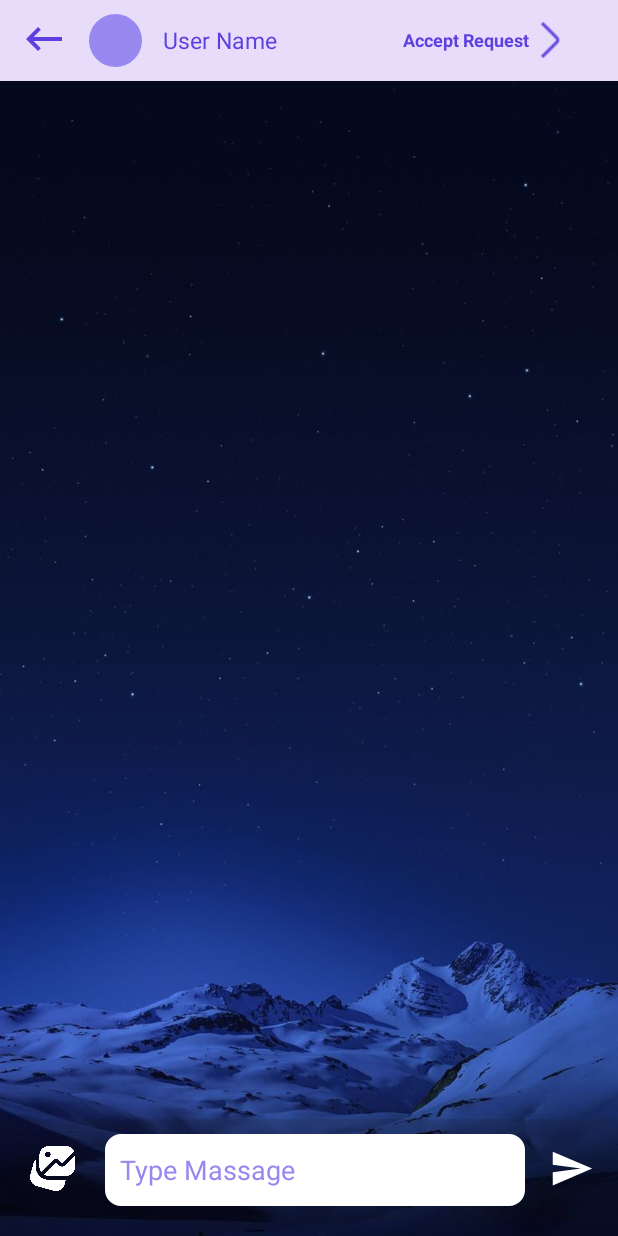
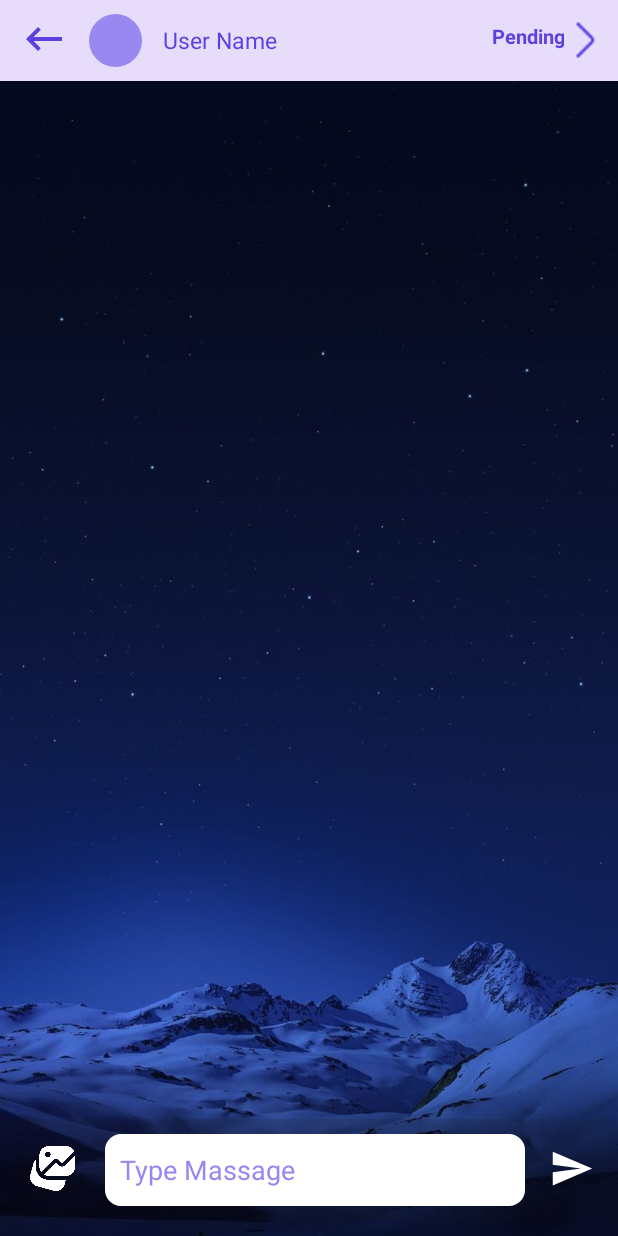
Before and after one commit to anil-s-yadav/Home-Rental, an Android app: the ChatScreen screen opened directly, with no data from a screen before it, on a phone screen of 412 x 824 dp. Run offline under Robolectric (Android 15) with nearby library versions, the phone set to English and light mode, and no system bars; our stand-ins replace Firebase (no records; nobody signed in at launch, a user with empty details on screens opened directly), Picasso; pictures from the network do not load; 1 statement that could not run was skipped.

Commit message:
rend request nd accept final

```diff
--- a/app/src/main/java/com/legendarysoftwares/homerental/ChatScreen.java
+++ b/app/src/main/java/com/legendarysoftwares/homerental/ChatScreen.java
@@ -4,11 +4,10 @@ import androidx.annotation.NonNull;
 import androidx.appcompat.app.AppCompatActivity;
 
 import android.os.Bundle;
+import android.util.Log;
 import android.view.View;
-import android.widget.Button;
 import android.widget.EditText;
 import android.widget.ImageView;
-import android.widget.LinearLayout;
 import android.widget.TextView;
 // ChatScreen.java
 
@@ -29,7 +28,6 @@ import com.google.firebase.database.DatabaseError;
 import com.google.firebase.database.DatabaseReference;
 import com.google.firebase.database.FirebaseDatabase;
 import com.google.firebase.database.ValueEventListener;
-import com.google.firebase.firestore.auth.User;
 import com.squareup.picasso.Picasso;
 
 import java.util.ArrayList;
@@ -38,8 +36,7 @@ import java.util.Date;
 public class ChatScreen extends AppCompatActivity {
 
     private EditText typedMassage;
-    String  reciverUid,receiverName,SenderUID,propertyID;
-    FirebaseDatabase database;
+    String  reciverUid,receiverName,SenderUID,PropertyID;
     FirebaseAuth firebaseAuth;
     public  static String senderImg;
     public  static String receiverPhotoUrl;
@@ -59,47 +56,26 @@ public class ChatScreen extends AppCompatActivity {
         typedMassage = findViewById(R.id.editText_typed_massage); // were type the msg edit text view
         ImageView sendMassageBtn = findViewById(R.id.imageView_send_msg); // button to send the massage
 
-        /*if (getIntent().hasExtra("sourceActivity")) {
-            String sourceActivity = getIntent().getStringExtra("sourceActivity");
-            // Now I know from which activity the intent was launched
-            // I can use the sourceActivity variable as needed
-            TextView UserName = findViewById(R.id.tv_user_name);
-            TextView PropertyName = findViewById(R.id.tv_property_name);
-            Button backBtn = findViewById(R.id.alert_back_btn);
-            Button AcceptBtn = findViewById(R.id.alert_accept_btn);
+// ------------------------------------------------ Setting Toolbar like Layout ______________________________________________________________________________________________________
 
-            Intent intent = getIntent();
-            String massageSenderName = intent.getStringExtra("userName");
-            String SelectedPropertyName = intent.getStringExtra("propertyName");
+        // These data come from MassageAdapterIntent
+            Intent MassageAdapterIntent = getIntent();
+            if (MassageAdapterIntent != null) {
+                // These data come from MassageAdapterIntent
+                receiverName = MassageAdapterIntent.getStringExtra("user_name");
+                receiverPhotoUrl = MassageAdapterIntent.getStringExtra("user_photo");
+                reciverUid = MassageAdapterIntent.getStringExtra("userID");
+                PropertyID = MassageAdapterIntent.getStringExtra("PropertyID");
 
-
-            UserName.setText("Request by, " + massageSenderName);
-            PropertyName.setText(massageSenderName + " Is requested for Inquaring about "+ SelectedPropertyName +
-                    "property. to continue discussion please accept this massage by clicking accpet butto.");
-
-            LinearLayout layoutTyping = findViewById(R.id.linearLayout_typing);
-            layoutTyping.setVisibility(View.GONE);
-            acceptRequestTv.setVisibility(View.GONE);
-
-
-            userPhotoImageView.setVisibility(View.GONE);
-            userNameTextView.setText("New Request");
-        }*/
-
-
-        FirebaseUser CurrentUser = FirebaseAuth.getInstance().getCurrentUser();
-        String user = CurrentUser.getUid();
-
-            // These data come from MassageAdapterintent
-            Intent MassageAdapterintent = getIntent();
-
-            if (MassageAdapterintent != null) {
-                // These data come from MassageAdapterintent
-                receiverName = MassageAdapterintent.getStringExtra("user_name");
-                receiverPhotoUrl = MassageAdapterintent.getStringExtra("user_photo");
-                reciverUid = MassageAdapterintent.getStringExtra("userID");
-                propertyID = MassageAdapterintent.getStringExtra("propertyID");
-
+                DatabaseReference userRef = FirebaseDatabase.getInstance().getReference("Posted Properties").child(PropertyID);
+                userRef.addListenerForSingleValueEvent(new ValueEventListener() {
+                    @Override
+                    public void onDataChange(@NonNull DataSnapshot snapshot) {
+                        // Check if the user exists
+                        if (snapshot.exists()) {
+                            // Get property information
+                            String ownerId = snapshot.child("ownerId").getValue(String.class);
+                            Log.d("ownerId = ",ownerId);
                             // Set the received data to the TextView and ImageView
                             if (receiverName != null) {
                                 userNameTextView.setText(receiverName);
@@ -108,33 +84,45 @@ public class ChatScreen extends AppCompatActivity {
                             if (receiverPhotoUrl != null) {
                                 Picasso.get().load(receiverPhotoUrl).into(userPhotoImageView);
                             }
-                if (!reciverUid.equals(user)){
-                    acceptRequestTv.setText("Approval Panding");
+                            if (!reciverUid.equals(ownerId)){
+                                acceptRequestTv.setText("Approve for Rent");
+                                acceptRequestTv.setOnClickListener(v -> {
+                                    //addPropertyToPayRent();
+                                   // addPropertyToCollectRent();
+                                });
+                            }else {
+                                acceptRequestTv.setText("Panding");
                             }
                         }
+                    }
+                    @Override
+                    public void onCancelled(@NonNull DatabaseError error) {
+                        // Handle errors
+                    }
+                });
 
-            database = FirebaseDatabase.getInstance();
+            }
+
+// ------------------------------ Setting RecyclerView to See massages ______________________________________________________________________________________________________
+
         firebaseAuth = FirebaseAuth.getInstance();
-
-            messagesArrayList = new ArrayList<>();
-
-            msgRecyclerView = findViewById(R.id.msg_recycler_view);
-
-            LinearLayoutManager linearLayoutManager = new LinearLayoutManager(this);
-            linearLayoutManager.setStackFromEnd(true);
-
-            msgRecyclerView.setLayoutManager(linearLayoutManager);
-
-            mmessagesAdpter = new ChatScreenAdapter(ChatScreen.this, messagesArrayList);
-            msgRecyclerView.setAdapter(mmessagesAdpter);
-
         senderImg = firebaseAuth.getCurrentUser().getPhotoUrl().toString();
         SenderUID = firebaseAuth.getCurrentUser().getUid();
         senderRoom = SenderUID + reciverUid;
         receiverRoom = reciverUid + SenderUID;
 
+            messagesArrayList = new ArrayList<>();
 
-            DatabaseReference chatreference = database.getReference().child("chats").child(senderRoom)
+            LinearLayoutManager linearLayoutManager = new LinearLayoutManager(this);
+            linearLayoutManager.setStackFromEnd(true);
+
+        msgRecyclerView = findViewById(R.id.msg_recycler_view);
+        msgRecyclerView.setLayoutManager(linearLayoutManager);
+            mmessagesAdpter = new ChatScreenAdapter(ChatScreen.this, messagesArrayList);
+            msgRecyclerView.setAdapter(mmessagesAdpter);
+
+
+            DatabaseReference chatreference = FirebaseDatabase.getInstance().getReference().child("chats").child(senderRoom)
                     .child("messages");
 
             chatreference.addValueEventListener(new ValueEventListener() {
@@ -158,6 +146,16 @@ public class ChatScreen extends AppCompatActivity {
             sendMassageBtn.setOnClickListener(new View.OnClickListener() {
                 @Override
                 public void onClick(View view) {
+                    sendMassage();
+
+                }
+            });
+
+
+    }  // On create ends
+
+
+    private void sendMassage() {
         String message = typedMassage.getText().toString();
         if (message.isEmpty()) {
             Toast.makeText(ChatScreen.this, "Enter The Message First", Toast.LENGTH_SHORT).show();
@@ -167,14 +165,13 @@ public class ChatScreen extends AppCompatActivity {
         Date date = new Date();
         ChatScreenModelClass ChatsModel = new ChatScreenModelClass(message, SenderUID, date.getTime());
 
-                    database = FirebaseDatabase.getInstance();
-                    database.getReference().child("chats")
+        FirebaseDatabase.getInstance().getReference().child("chats")
                 .child(senderRoom)
                 .child("messages")
                 .push().setValue(ChatsModel).addOnCompleteListener(new OnCompleteListener<Void>() {
                     @Override
                     public void onComplete(@NonNull Task<Void> task) {
-                                    database.getReference().child("chats")
+                        FirebaseDatabase.getInstance().getReference().child("chats")
                                 .child(receiverRoom)
                                 .child("messages")
                                 .push().setValue(ChatsModel).addOnCompleteListener(new OnCompleteListener<Void>() {
@@ -186,8 +183,4 @@ public class ChatScreen extends AppCompatActivity {
                     }
                 });
     }
-            });
-
-
-    }  // On create ends
 }  // Class end
--- a/app/src/main/java/com/legendarysoftwares/homerental/MassagesAdapter.java
+++ b/app/src/main/java/com/legendarysoftwares/homerental/MassagesAdapter.java
@@ -68,7 +68,7 @@ public class MassagesAdapter extends RecyclerView.Adapter<MassagesAdapter.Massag
 
         public void bind(Map<String, Object> userData) {
             String userID = (String) userData.get("userID");
-            String propertyID = (String) userData.get("PropertyID");
+            String PropertyID = (String) userData.get("PropertyID");
 
 
             assert userID != null;
@@ -93,7 +93,7 @@ public class MassagesAdapter extends RecyclerView.Adapter<MassagesAdapter.Massag
                                 intent.putExtra("user_name", senderDisplayName);
                                 intent.putExtra("user_photo", senderPhotoUrl);
                                 intent.putExtra("userID", userID);
-                                intent.putExtra("propertyID", propertyID);
+                                intent.putExtra("PropertyID", PropertyID);
                                 context.startActivity(intent);
                             }
                         });
--- a/app/src/main/res/layout/activity_chat_screen.xml
+++ b/app/src/main/res/layout/activity_chat_screen.xml
@@ -47,16 +47,18 @@
             android:id="@+id/tv_accept_request"
             android:layout_width="wrap_content"
             android:layout_height="wrap_content"
-            android:text="Accept Request"
+            android:text="Pending"
+            android:layout_weight="1"
+            android:layout_marginEnd="8dp"
+            android:textAlignment="viewEnd"
             android:layout_gravity="center_vertical"
-            android:gravity="center_vertical"
-            android:layout_marginStart="20dp"
             android:drawableEnd="@drawable/angle_right"
             android:drawablePadding="2dp"
             android:textColor="@color/DarkBlue400"
-            android:textSize="12sp"
+            android:textSize="13sp"
             android:drawableTint="@color/DarkBlue400"
-            android:textStyle="bold" />
+            android:textStyle="bold"
+            tools:ignore="RtlCompat" />
 
     </LinearLayout>
 
```
Also changed, not shown: app/src/main/java/com/legendarysoftwares/homerental/MassagesActivity.java (+16 -48 lines), app/src/main/java/com/legendarysoftwares/homerental/MassagesRequestsAdapter.java (+45 -10 lines). Lines whose indentation alone changed are shown as unchanged.
